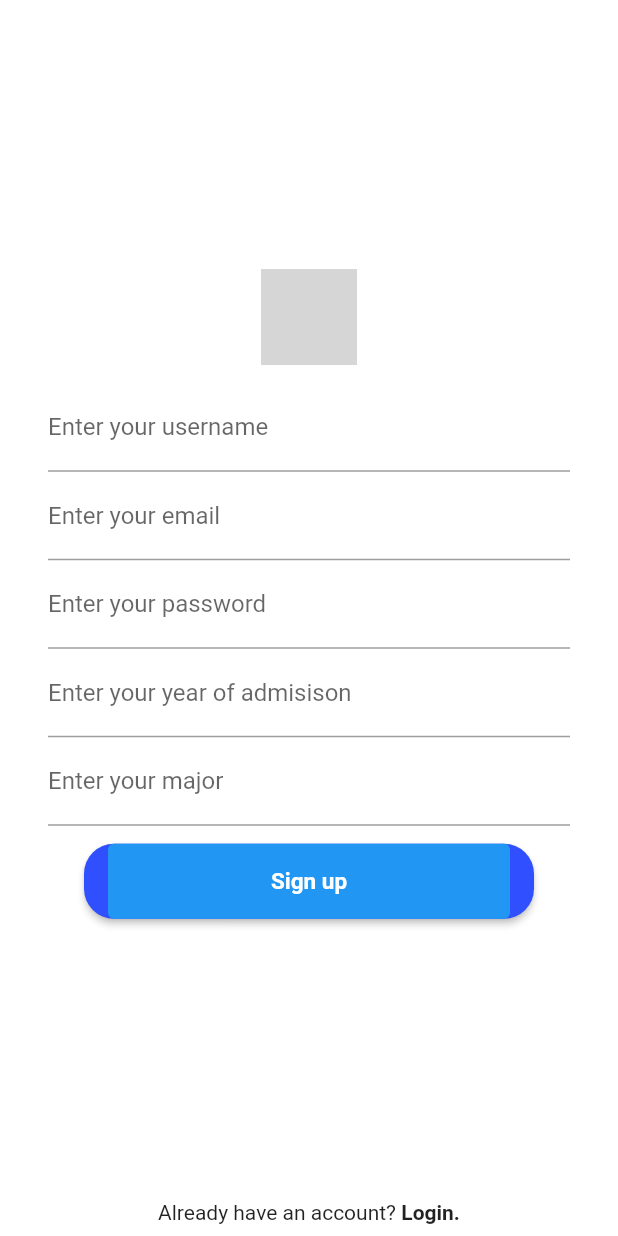
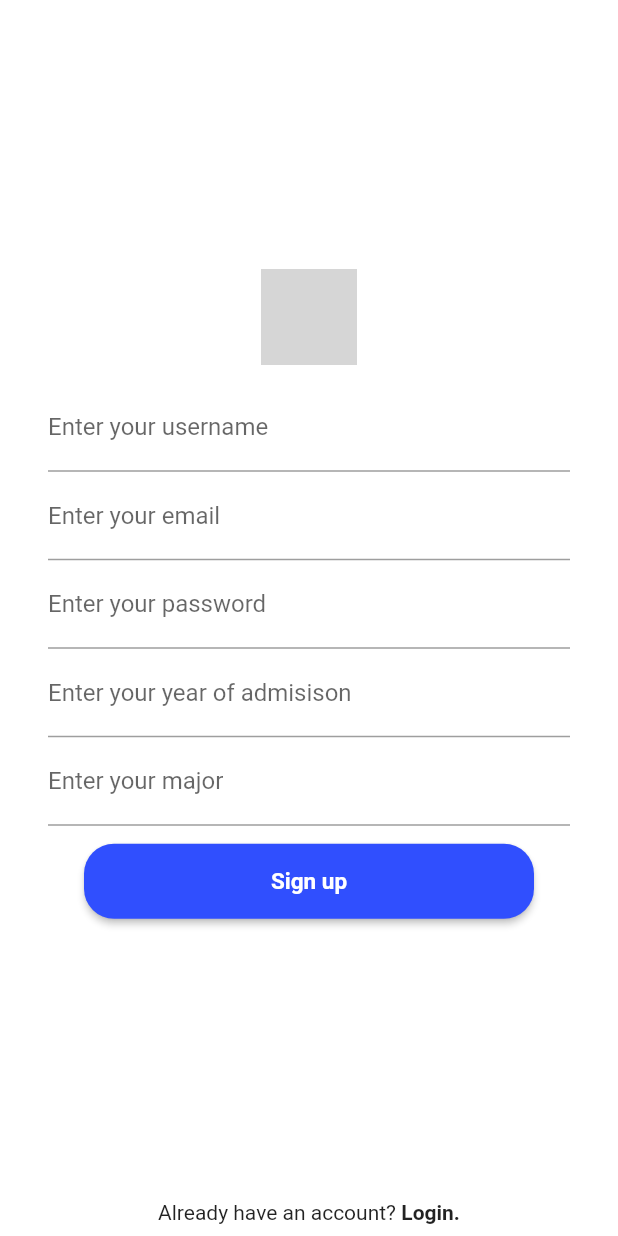
Before and after one commit to Dawon00/snack-party, a Flutter app: the screen it shows after launch, after a tap on "Signup.", on a phone screen of 412 x 824 dp. Run offline on Flutter 3.47's test engine with Material 2 defaults, Android fonts, the phone set to English and light mode, and no system bars; our stand-ins replace cloud_firestore, firebase_auth, firebase_core; accounts and stored records are empty; network calls fail; grey boxes are pictures that could not be loaded.

Commit message:
FIX - login, signup button 디자인 수정

```diff
--- a/lib/screen/login_screen.dart
+++ b/lib/screen/login_screen.dart
@@ -5,6 +5,7 @@ import 'package:snackparty/screen/index_screen.dart';
 import 'package:snackparty/screen/signup_screen.dart';
 import 'package:snackparty/widget/bar_button.dart';
 import 'package:snackparty/widget/input_field.dart';
+import 'package:flutter/src/material/colors.dart';
 
 class LoginScreen extends StatefulWidget {
   const LoginScreen({Key? key}) : super(key: key);
@@ -107,16 +108,16 @@ class _LoginScreenState extends State<LoginScreen> {
               // login button
               BarButton(
                 onPressed: loginUser,
-                child: Container(
-                  width: double.infinity,
-                  alignment: Alignment.center,
-                  padding: const EdgeInsets.symmetric(vertical: 12),
-                  decoration: const ShapeDecoration(
-                    shape: RoundedRectangleBorder(
-                      borderRadius: BorderRadius.all(Radius.circular(4)),
-                    ),
-                    color: Colors.blue,
-                  ),
+                //child: Container(
+                // width: double.infinity,
+                // alignment: Alignment.center,
+                // padding: const EdgeInsets.symmetric(vertical: 12),
+                // decoration: const ShapeDecoration(
+                //   shape: RoundedRectangleBorder(
+                //     borderRadius: BorderRadius.all(Radius.circular(4)),
+                //   ),
+                //   color: Colors.blueAccent,
+                // ),
                 child: !_isLoading
                     ? const Text(
                         'Log in',
@@ -128,7 +129,7 @@ class _LoginScreenState extends State<LoginScreen> {
                     : const CircularProgressIndicator(
                         color: Colors.white,
                       ),
-                ),
+                // ),
               ),
               Flexible(
                 flex: 2,
--- a/lib/screen/signup_screen.dart
+++ b/lib/screen/signup_screen.dart
@@ -158,16 +158,16 @@ class _SignupScreenState extends State<SignupScreen> {
               // signup button
               BarButton(
                 onPressed: signupUser,
-                child: Container(
-                  width: double.infinity,
-                  alignment: Alignment.center,
-                  padding: const EdgeInsets.symmetric(vertical: 12),
-                  decoration: const ShapeDecoration(
-                    shape: RoundedRectangleBorder(
-                      borderRadius: BorderRadius.all(Radius.circular(4)),
-                    ),
-                    color: Colors.blue,
-                  ),
+                // child: Container(
+                //   width: double.infinity,
+                //   alignment: Alignment.center,
+                //   padding: const EdgeInsets.symmetric(vertical: 12),
+                //   decoration: const ShapeDecoration(
+                //     shape: RoundedRectangleBorder(
+                //       borderRadius: BorderRadius.all(Radius.circular(4)),
+                //     ),
+                //     color: Colors.blue,
+                //   ),
                 child: !_isLoading
                     ? const Text(
                         'Sign up',
@@ -179,7 +179,7 @@ class _SignupScreenState extends State<SignupScreen> {
                     : const CircularProgressIndicator(
                         color: Colors.white,
                       ),
-                ),
+                //),
               ),
               Flexible(
                 flex: 2,
```
Lines whose indentation alone changed are shown as unchanged.
